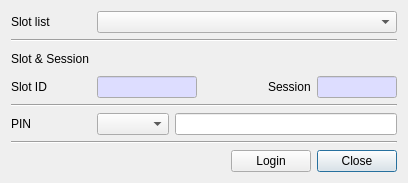
This is CryptokiMan/login_dlg.ui in jykim74/CryptokiMan as Qt 5 draws it before an edit. The edited form follows.
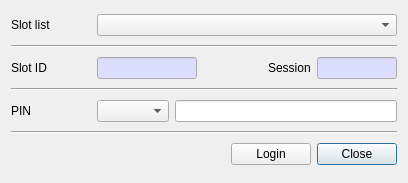
This is the edited form.

The edit to the form file:
```diff
--- a/CryptokiMan/login_dlg.ui
+++ b/CryptokiMan/login_dlg.ui
@@ -57,13 +57,6 @@
      </property>
     </widget>
    </item>
-   <item>
-    <widget class="QLabel" name="label_2">
-     <property name="text">
-      <string>Slot &amp; Session</string>
-     </property>
-    </widget>
-   </item>
    <item>
     <layout class="QHBoxLayout" name="horizontalLayout">
      <item>
```
